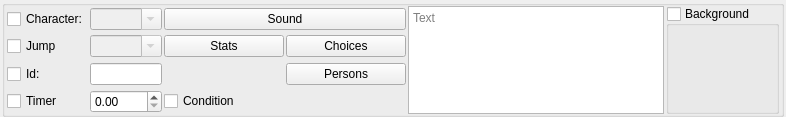
Before: the Qt Designer form eventlistitem.ui in BydloCodder/DialogEditor, drawn with Qt 5.
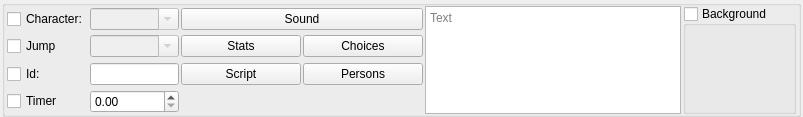
After: the same form once the commit is applied. Custom widgets are drawn as their Qt base class.

What changed in the file:
```diff
--- a/eventlistitem.ui
+++ b/eventlistitem.ui
@@ -6,7 +6,7 @@
    <rect>
     <x>0</x>
     <y>0</y>
-    <width>786</width>
+    <width>803</width>
     <height>117</height>
    </rect>
   </property>
@@ -210,19 +210,6 @@
         </property>
        </widget>
       </item>
-      <item row="3" column="2">
-       <widget class="QCheckBox" name="checkBox">
-        <property name="maximumSize">
-         <size>
-          <width>240</width>
-          <height>16777215</height>
-         </size>
-        </property>
-        <property name="text">
-         <string>Condition</string>
-        </property>
-       </widget>
-      </item>
       <item row="1" column="1">
        <widget class="QComboBox" name="jumpto">
         <property name="enabled">
@@ -338,6 +325,37 @@
         </property>
        </widget>
       </item>
+      <item row="2" column="2">
+       <widget class="QPushButton" name="script">
+        <property name="sizePolicy">
+         <sizepolicy hsizetype="Minimum" vsizetype="Fixed">
+          <horstretch>0</horstretch>
+          <verstretch>0</verstretch>
+         </sizepolicy>
+        </property>
+        <property name="minimumSize">
+         <size>
+          <width>120</width>
+          <height>0</height>
+         </size>
+        </property>
+        <property name="maximumSize">
+         <size>
+          <width>200</width>
+          <height>16777215</height>
+         </size>
+        </property>
+        <property name="focusPolicy">
+         <enum>Qt::NoFocus</enum>
+        </property>
+        <property name="text">
+         <string>Script</string>
+        </property>
+        <property name="checkable">
+         <bool>true</bool>
+        </property>
+       </widget>
+      </item>
      </layout>
     </widget>
    </item>
```
